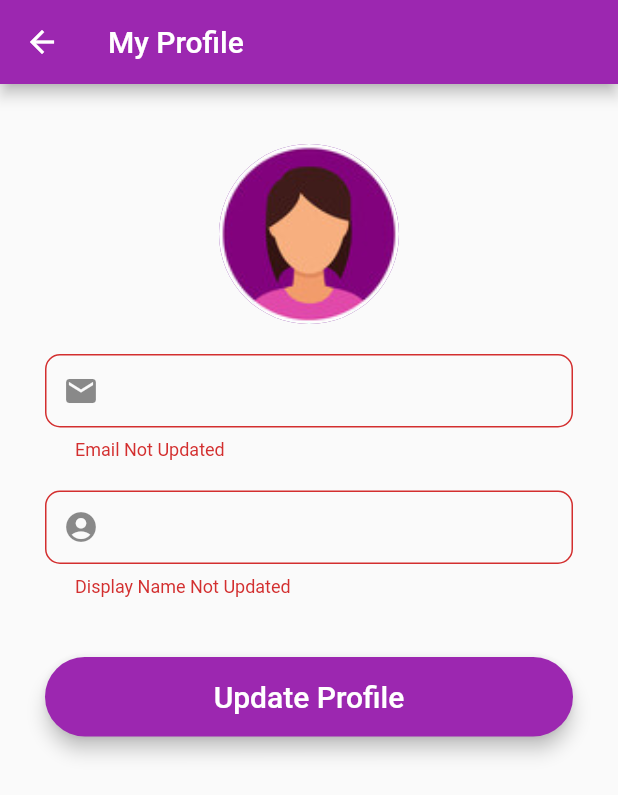
After one commit to meghajoshi2309/ownmoneymanagment1, a Flutter app: the UserProfile screen opened directly, after a tap on "Update Profile", on a phone screen of 412 x 824 dp. The commit adds this screen. Shown: the top 795 px of the screen. Run offline on Flutter 3.47's test engine with Material 2 defaults, Android fonts, the light colour scheme and no system bars; our stand-ins replace cloud_firestore, firebase_auth, firebase_core, fluttertoast, syncfusion_flutter_charts; accounts and stored records are empty.

Commit message:
profile commit

```diff
--- a/lib/screens/calculationofnetbalence.dart
+++ b/lib/screens/calculationofnetbalence.dart
@@ -29,6 +29,16 @@ class _netBalanceState extends State<netBalance> {
       body: Container(
         child: Column(
           children: [
+            IconButton(
+              icon: Icon(
+                Icons.mail_outline_sharp,
+                size: 30.0,
+              ),
+              tooltip: 'send mail me',
+              onPressed: () {
+                print('on console print');
+              },
+            ),
             StreamBuilder(
               stream: _transaction.snapshots(),
               builder: (context, AsyncSnapshot<QuerySnapshot> streamSnapshot) {
--- a/lib/screens/home.dart
+++ b/lib/screens/home.dart
@@ -3,6 +3,7 @@ import 'package:firebase_auth/firebase_auth.dart';
 import 'package:flutter/material.dart';
 import 'package:ownmoneymanagment1/model/user_model.dart';
 import 'package:ownmoneymanagment1/screens/login.dart';
+import 'package:ownmoneymanagment1/screens/profile.dart';
 import '../model/chart_model.dart';
 import './expence.dart';
 import './income.dart';
@@ -58,6 +59,8 @@ class _HomeScreenState extends State<HomeScreen> {
   @override
   Widget build(BuildContext context) {
     //Welcome Message
+    var cards;
+    var flag = 0;
     final welcomeMessage = Padding(
       padding: const EdgeInsets.fromLTRB(10, 5, 10, 0),
       child: Text(
@@ -84,6 +87,9 @@ class _HomeScreenState extends State<HomeScreen> {
       onChanged: (String? newValue) {
         setState(() {
           SelectedvalueInYear = newValue!;
+          cards = Text("HO");
+          print("at cards temp date..");
+          flag = 1;
         });
       },
     );
@@ -189,12 +195,13 @@ class _HomeScreenState extends State<HomeScreen> {
       ),
     );
 
-    final cards = StreamBuilder(
+    cards = StreamBuilder(
       stream: _transaction.snapshots(),
       builder: (context, AsyncSnapshot<QuerySnapshot> streamSnapshot) {
         //docs refers to rows in table(collection)
         chartData.clear();
-        if (streamSnapshot.hasData) {
+        print("at cards main...");
+        if (streamSnapshot.hasData && flag == 0) {
           return ListView.builder(
             shrinkWrap: true,
             itemCount: streamSnapshot.data!.docs.length,
@@ -248,9 +255,11 @@ class _HomeScreenState extends State<HomeScreen> {
     void SelectedItem(BuildContext context, item) {
       switch (item) {
         case 0:
-          print("Settings");
-          // Navigator.of(context)
-          //     .push(MaterialPageRoute(builder: (context) => SettingPage()));
+          Navigator.push(
+            context,
+            MaterialPageRoute(
+                builder: (context) => UserProfile()),
+          );
           break;
         case 1:
           // print("Privacy Clicked");
--- /dev/null
+++ b/lib/screens/profile.dart
@@ -0,0 +1,196 @@
+import 'package:cloud_firestore/cloud_firestore.dart';
+import 'package:firebase_auth/firebase_auth.dart';
+import 'package:flutter/material.dart';
+import 'package:flutter/src/foundation/key.dart';
+import 'package:flutter/src/widgets/framework.dart';
+
+import '../model/user_model.dart';
+
+class UserProfile extends StatefulWidget {
+  const UserProfile({Key? key}) : super(key: key);
+
+  @override
+  State<UserProfile> createState() => _UserProfileState();
+}
+
+class _UserProfileState extends State<UserProfile> {
+  // final _scaffoldkey = GlobalKey<ScaffoldState>();
+  User? user = FirebaseAuth.instance.currentUser;
+  UserModel loggedInUser = UserModel();
+  final _auth = FirebaseAuth.instance;
+  var name;
+  var email;
+
+  final usernameEditingController = TextEditingController();
+  final emailEditingController = TextEditingController();
+  bool _usernameValid = true;
+  bool _emailValid = true;
+
+  @override
+  void initState() {
+    super.initState();
+    FirebaseFirestore.instance
+        .collection("user")
+        .doc(user!.uid)
+        .get()
+        .then((value) {
+      loggedInUser = UserModel.fromMap(value.data());
+      setState(() {
+        name = loggedInUser.username;
+        email = loggedInUser.email;
+        usernameEditingController.text = name;
+        emailEditingController.text = email;
+        print(name);
+        print(email);
+      });
+    });
+  }
+
+  updateProfileData() {
+    setState(() {
+      usernameEditingController.text.trim().length < 3 ||
+              usernameEditingController.text.isEmpty
+          ? _usernameValid = false
+          : _usernameValid = true;
+      emailEditingController.text.trim().length < 10 ||
+              emailEditingController.text.isEmpty
+          ? _emailValid = false
+          : _emailValid = true;
+    });
+    if (_emailValid && _usernameValid) {
+      FirebaseFirestore.instance.collection('user').doc(user!.uid).update({
+        'username': usernameEditingController.text,
+        'email': emailEditingController.text,
+      });
+
+      // var message;
+      // FirebaseAuth.instance.currentUser
+      //     .updateEmail(emailEditingController.text)
+      //     .then(
+      //       (value) => message = 'Success',
+      //     )
+      //     .catchError((onError) => message = 'error');
+
+      // FirebaseAuth.instance.sendPasswordResetEmail(email: "user@example.com");
+      // Future<void> updateEmail(String email1) async {
+      //   // var firebaseUser = await user;
+      //   user.updateEmail(email1);
+      // }
+
+      // FirebaseUser firebaseUser = FirebaseAuth.instance.currentUser();
+      // firebaseUser.updateEmail(email);
+
+      //SnackBar snackbar = SnackBar(content: Text("Profile Updated!"));
+      //_scaffoldkey.currentState.showSnackBar(snackbar);
+    }
+  }
+
+  @override
+  Widget build(BuildContext context) {
+    final usernameField = TextFormField(
+      autofocus: false,
+      controller: usernameEditingController,
+      keyboardType: TextInputType.name,
+      validator: (value) {
+        RegExp regex = RegExp(r'^.{3,}$');
+        if (value!.isEmpty) {
+          return ("User Name Can Not Be Empty.");
+        }
+        if (!regex.hasMatch(value)) {
+          return ("Enter Valid User Name Of 3 Character.");
+        }
+        return null;
+      },
+      onSaved: (value) {
+        usernameEditingController.text = value!;
+      },
+      textInputAction: TextInputAction.next,
+      decoration: InputDecoration(
+        prefixIcon: const Icon(Icons.account_circle),
+        contentPadding: const EdgeInsets.fromLTRB(20, 15, 20, 15),
+        hintText: name,
+        errorText: _usernameValid ? null : "Display Name Not Updated",
+        border: OutlineInputBorder(
+          borderRadius: BorderRadius.circular(10),
+        ),
+      ),
+    );
+
+    //email fild
+    final emailField = TextFormField(
+      autofocus: false,
+      controller: emailEditingController,
+      keyboardType: TextInputType.emailAddress,
+      validator: (value) {
+        if (value!.isEmpty) {
+          return ("Please Enter Your Email");
+        }
+        //Register Expression For Email Validation
+        if (!RegExp("^[a-zA-Z0-9+_.-]+@[a-zA-Z0-9.-]+.[a-z]").hasMatch(value)) {
+          return ("Please Enter Your Email");
+        }
+        return null;
+      },
+      onSaved: (value) {
+        emailEditingController.text = value!;
+      },
+      textInputAction: TextInputAction.next,
+      decoration: InputDecoration(
+        prefixIcon: const Icon(Icons.mail),
+        contentPadding: const EdgeInsets.fromLTRB(20, 15, 20, 15),
+        hintText: email,
+        errorText: _emailValid ? null : "Email Not Updated",
+        border: OutlineInputBorder(
+          borderRadius: BorderRadius.circular(10),
+        ),
+      ),
+    );
+
+    final updateProfileButton = Material(
+      elevation: 5,
+      borderRadius: BorderRadius.circular(30),
+      color: Colors.purple,
+      child: MaterialButton(
+        padding: const EdgeInsets.fromLTRB(20, 15, 20, 15),
+        //this is for setting length of login button equal to the length of input field
+        minWidth: MediaQuery.of(context).size.width,
+        onPressed: () {
+          updateProfileData();
+        },
+        child: const Text(
+          "Update Profile",
+          style: TextStyle(color: Colors.white, fontSize: 20),
+        ),
+      ),
+    );
+
+    return Scaffold(
+      // key: _scaffoldkey,
+      appBar: AppBar(
+        title: const Text("My Profile"),
+      ),
+      body: Padding(
+        padding: EdgeInsets.fromLTRB(30, 40, 30, 0),
+        child: SingleChildScrollView(
+          child: Column(
+            crossAxisAlignment: CrossAxisAlignment.start,
+            children: [
+              Center(
+                child: CircleAvatar(
+                  backgroundImage: AssetImage('assets/profileimg.png'),
+                  radius: 60,
+                ),
+              ),
+              SizedBox(height: 20),
+              emailField,
+              SizedBox(height: 20),
+              usernameField,
+              SizedBox(height: 40),
+              updateProfileButton,
+            ],
+          ),
+        ),
+      ),
+    );
+  }
+}
--- a/pubspec.yaml
+++ b/pubspec.yaml
@@ -69,6 +69,7 @@ flutter:
   # To add assets to your application, add an assets section, like this:
   assets:
     - assets/logo.png
+    - assets/profileimg.png
   #   - images/a_dot_burr.jpeg
   #   - images/a_dot_ham.jpeg
 
```
Also changed, not shown: assets/profileimg.png (added).
